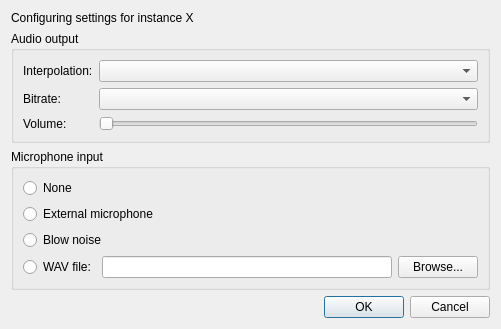
First picture: the form in src/frontend/qt_sdl/AudioSettingsDialog.ui, repository melonDS-emu/melonDS, before the edit.
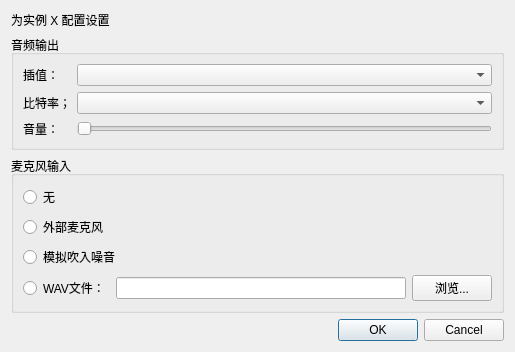
Second picture: the form after the edit. Custom widgets are drawn as their Qt base class.

```diff
--- a/src/frontend/qt_sdl/AudioSettingsDialog.ui
+++ b/src/frontend/qt_sdl/AudioSettingsDialog.ui
@@ -26,20 +26,20 @@
    <item>
     <widget class="QLabel" name="lblInstanceNum">
      <property name="text">
-      <string>Configuring settings for instance X</string>
+      <string>为实例 X 配置设置</string>
      </property>
     </widget>
    </item>
    <item>
     <widget class="QGroupBox" name="groupBox">
      <property name="title">
-      <string>Audio output</string>
+      <string>音频输出</string>
      </property>
      <layout class="QGridLayout" name="gridLayout_2">
       <item row="2" column="0">
        <widget class="QLabel" name="label">
         <property name="text">
-         <string>Volume:</string>
+         <string>音量：</string>
         </property>
        </widget>
       </item>
@@ -62,7 +62,7 @@
       <item row="0" column="0">
        <widget class="QLabel" name="label_2">
         <property name="text">
-         <string>Interpolation:</string>
+         <string>插值：</string>
         </property>
        </widget>
       </item>
@@ -76,7 +76,7 @@
       <item row="1" column="0">
        <widget class="QLabel" name="label_3">
         <property name="text">
-         <string>Bitrate:</string>
+         <string>比特率；</string>
         </property>
        </widget>
       </item>
@@ -93,7 +93,7 @@
    <item>
     <widget class="QGroupBox" name="groupBox_2">
      <property name="title">
-      <string>Microphone input</string>
+      <string>麦克风输入</string>
      </property>
      <layout class="QGridLayout" name="gridLayout">
       <item row="3" column="1">
@@ -115,14 +115,14 @@
          <string>&lt;html&gt;&lt;head/&gt;&lt;body&gt;&lt;p&gt;Forward a WAV file to the emulated microphone.&lt;/p&gt;&lt;p&gt;This input mode is activated by holding the microphone hotkey (see Input and Hotkeys).&lt;/p&gt;&lt;/body&gt;&lt;/html&gt;</string>
         </property>
         <property name="text">
-         <string>WAV file:</string>
+         <string>WAV文件：</string>
         </property>
        </widget>
       </item>
       <item row="3" column="2">
        <widget class="QPushButton" name="btnMicWavBrowse">
         <property name="text">
-         <string>Browse...</string>
+         <string>浏览...</string>
         </property>
        </widget>
       </item>
@@ -132,7 +132,7 @@
          <string>&lt;html&gt;&lt;head/&gt;&lt;body&gt;&lt;p&gt;Input from an external microphone, if available, will be forwarded to the emulated microphone.&lt;/p&gt;&lt;/body&gt;&lt;/html&gt;</string>
         </property>
         <property name="text">
-         <string>External microphone</string>
+         <string>外部麦克风</string>
         </property>
        </widget>
       </item>
@@ -142,7 +142,7 @@
          <string>&lt;html&gt;&lt;head/&gt;&lt;body&gt;&lt;p&gt;Noise will be forwarded to the emulated microphone, simulating blowing into the microphone.&lt;/p&gt;&lt;p&gt;This input mode is activated by holding the microphone hotkey (see Input and Hotkeys).&lt;/p&gt;&lt;/body&gt;&lt;/html&gt;</string>
         </property>
         <property name="text">
-         <string>Blow noise</string>
+         <string>模拟吹入噪音</string>
         </property>
        </widget>
       </item>
@@ -152,7 +152,7 @@
          <string>&lt;html&gt;&lt;head/&gt;&lt;body&gt;&lt;p&gt;No microphone input.&lt;/p&gt;&lt;/body&gt;&lt;/html&gt;</string>
         </property>
         <property name="text">
-         <string>None</string>
+         <string>无</string>
         </property>
        </widget>
       </item>
```
Left out of the diff: 18 changed lines with no effect on the pictures.
